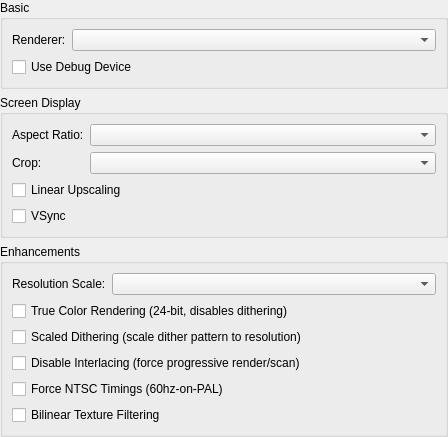
Qt form src/duckstation-qt/gpusettingswidget.ui (kofxi3584karlayang/duckstation) before a commit.
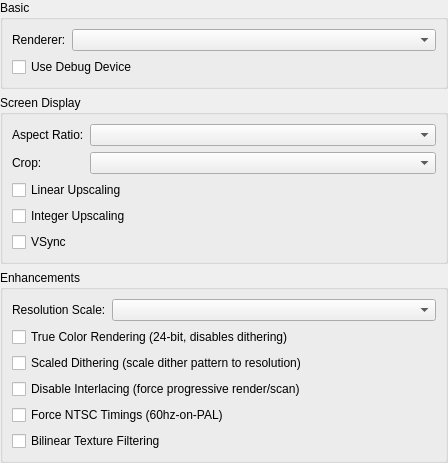
The same form after that commit.

Commit message: Qt: Add integer upscaling option

```diff
--- a/src/duckstation-qt/gpusettingswidget.ui
+++ b/src/duckstation-qt/gpusettingswidget.ui
@@ -86,6 +86,13 @@
        </widget>
       </item>
       <item row="3" column="0" colspan="2">
+       <widget class="QCheckBox" name="displayIntegerScaling">
+        <property name="text">
+         <string>Integer Upscaling</string>
+        </property>
+       </widget>
+      </item>
+      <item row="4" column="0" colspan="2">
        <widget class="QCheckBox" name="vsync">
         <property name="text">
          <string>VSync</string>
```
The commit also changes 2 other files.
